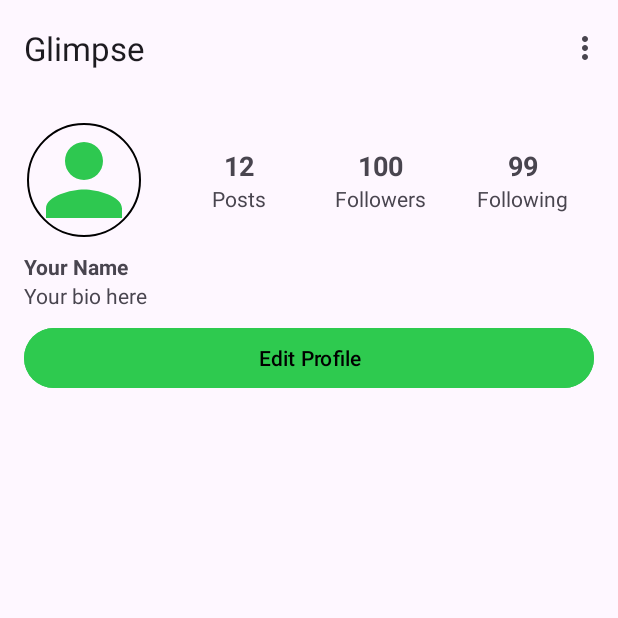
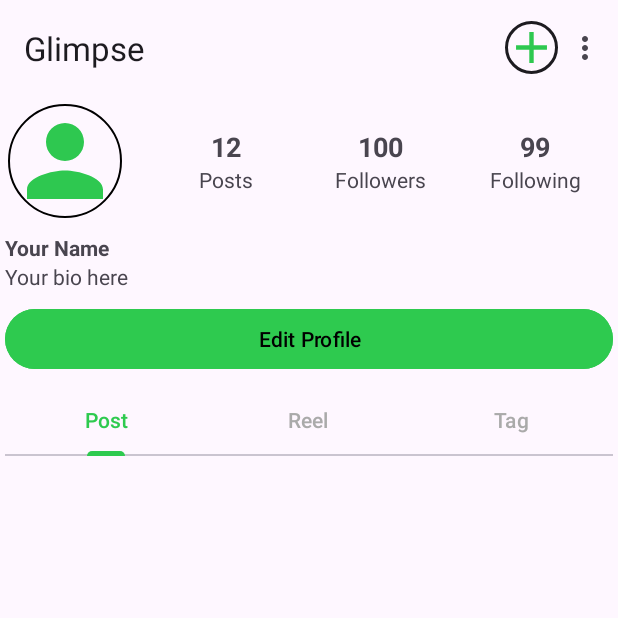
Before and after one commit to sumit519maurya/Insta, an Android app: the fragment profilef shown on its own in the app's theme, on a phone screen of 412 x 824 dp, the top half of it. Run offline under Robolectric (Android 15) with nearby library versions, the phone set to English and light mode, and no system bars; our stand-ins replace CircleImageView, Firebase (no records; nobody signed in at launch, a user with empty details on screens opened directly); 1 statement that could not run was skipped.

Commit message:
profile image

```diff
--- a/app/build.gradle.kts
+++ b/app/build.gradle.kts
@@ -60,6 +60,7 @@ dependencies {
     implementation("androidx.cardview:cardview:1.0.0")
     implementation ("com.github.bumptech.glide:glide:4.16.0")
     implementation ("de.hdodenhof:circleimageview:3.1.0")
+    implementation ("com.github.bumptech.glide:glide:4.16.0")
 
 
     // Testing libraries
--- a/app/src/main/AndroidManifest.xml
+++ b/app/src/main/AndroidManifest.xml
@@ -1,8 +1,8 @@
 <?xml version="1.0" encoding="utf-8"?>
 <manifest xmlns:android="http://schemas.android.com/apk/res/android"
     xmlns:tools="http://schemas.android.com/tools">
-    <uses-permission android:name="android.permission.READ_EXTERNAL_STORAGE"/>
 
+    <uses-permission android:name="android.permission.READ_EXTERNAL_STORAGE" />
 
     <application
         android:allowBackup="true"
@@ -14,6 +14,9 @@
         android:supportsRtl="true"
         android:theme="@style/Theme.Instagram"
         tools:targetApi="31">
+        <activity
+            android:name=".post_page"
+            android:exported="false" />
         <activity
             android:name=".sign_in"
             android:exported="false" />
--- /dev/null
+++ b/app/src/main/java/com/example/instagram/adapeter_profile.kt
@@ -0,0 +1,21 @@
+package com.example.instagram
+
+import androidx.fragment.app.Fragment
+import androidx.fragment.app.FragmentActivity
+import androidx.viewpager2.adapter.FragmentStateAdapter
+
+class adapeter_profile (
+    activity: FragmentActivity
+) : FragmentStateAdapter(activity) {
+
+    override fun getItemCount(): Int = 3
+
+    override fun createFragment(position: Int): Fragment {
+        return when (position) {
+            0 -> post_frag()
+            1 -> reel_frag()
+            2 -> tag_frag()
+            else -> post_frag()
+        }
+    }
+}
--- /dev/null
+++ b/app/src/main/java/com/example/instagram/dataclass.kt
@@ -0,0 +1,5 @@
+package com.example.instagram
+
+data class Post(
+    val post: String = ""
+)
--- /dev/null
+++ b/app/src/main/java/com/example/instagram/post_frag.kt
@@ -0,0 +1,57 @@
+package com.example.instagram
+
+import android.os.Bundle
+import android.view.LayoutInflater
+import android.view.View
+import android.view.ViewGroup
+import androidx.fragment.app.Fragment
+import androidx.recyclerview.widget.GridLayoutManager
+import androidx.recyclerview.widget.RecyclerView
+import com.google.firebase.auth.FirebaseAuth
+import com.google.firebase.firestore.FirebaseFirestore
+
+class post_frag : Fragment() {
+
+    private lateinit var recyclerView: RecyclerView
+    private lateinit var adapter: adapter_pf_post_img
+    private val postList = ArrayList<String>()
+
+    override fun onCreateView(
+        inflater: LayoutInflater, container: ViewGroup?,
+        savedInstanceState: Bundle?
+    ): View? {
+        val view = inflater.inflate(R.layout.fragment_post_frag, container, false)
+
+        recyclerView = view.findViewById(R.id.postRecyclerView)
+        recyclerView.layoutManager = GridLayoutManager(context, 3)
+        adapter = adapter_pf_post_img(postList)
+        recyclerView.adapter = adapter
+
+        loadUserPosts()
+
+        return view
+    }
+
+    private fun loadUserPosts() {
+        val userId = FirebaseAuth.getInstance().currentUser?.uid ?: return
+        val firestore = FirebaseFirestore.getInstance()
+
+        firestore.collection("Posts")
+            .document(userId)
+            .collection("UserPosts")
+            .get()
+            .addOnSuccessListener { result ->
+                postList.clear()
+                for (doc in result) {
+                    val base64Post = doc.getString("post")
+                    if (!base64Post.isNullOrEmpty()) {
+                        postList.add(base64Post)
+                    }
+                }
+                adapter.notifyDataSetChanged()
+            }
+            .addOnFailureListener {
+                // Handle error
+            }
+    }
+}
--- a/app/src/main/java/com/example/instagram/profilef.kt
+++ b/app/src/main/java/com/example/instagram/profilef.kt
@@ -1,5 +1,6 @@
 package com.example.instagram
 
+import android.annotation.SuppressLint
 import android.app.Activity
 import android.content.Intent
 import android.graphics.Bitmap
@@ -15,7 +16,10 @@ import android.widget.ImageView
 import android.widget.TextView
 import androidx.appcompat.app.AppCompatActivity
 import androidx.fragment.app.Fragment
+import androidx.viewpager2.widget.ViewPager2
 import com.google.android.material.appbar.MaterialToolbar
+import com.google.android.material.tabs.TabLayout
+import com.google.android.material.tabs.TabLayoutMediator
 import com.google.firebase.auth.FirebaseAuth
 import com.google.firebase.firestore.FirebaseFirestore
 import java.io.ByteArrayOutputStream
@@ -46,6 +50,26 @@ class profilef : Fragment() {
 
         profileUsername = view.findViewById(R.id.profileUsername)
         profileImageView = view.findViewById(R.id.profileImageView)
+        val addIcon: ImageView = view.findViewById(R.id.addText)
+        val tabLayout = view.findViewById<TabLayout>(R.id.profileTabLayout)
+        val viewPager = view.findViewById<ViewPager2>(R.id.profileViewPager)
+        viewPager.isUserInputEnabled = true
+        viewPager.setNestedScrollingEnabled(false)
+
+
+        val adapter = adapeter_profile(requireActivity()) // Use 'this' if in Activity, or 'requireActivity()' if in Fragment
+        viewPager.adapter = adapter
+
+        val tabTitles = arrayOf("Post", "Reel", "Tag")
+
+        TabLayoutMediator(tabLayout, viewPager) { tab, position ->
+            tab.text = tabTitles[position]
+        }.attach()
+
+        addIcon.setOnClickListener {
+            val intent = Intent(requireContext(), post_page::class.java)
+            startActivity(intent)
+        }
 
         profileImageView.setOnClickListener {
             openGallery()
@@ -61,6 +85,8 @@ class profilef : Fragment() {
         return view
     }
 
+
+    @SuppressLint("SetTextI18n")
     private fun fetchUserName(userId: String) {
         firestore.collection("users").document(userId).get()
             .addOnSuccessListener { document ->
@@ -130,11 +156,13 @@ class profilef : Fragment() {
             .addOnFailureListener { /* Handle error */ }
     }
 
+    @Deprecated("Deprecated in Java")
     override fun onCreateOptionsMenu(menu: Menu, inflater: MenuInflater) {
         inflater.inflate(R.menu.profile_menu, menu)
         super.onCreateOptionsMenu(menu, inflater)
     }
 
+    @Deprecated("Deprecated in Java")
     override fun onOptionsItemSelected(item: MenuItem): Boolean {
         return when (item.itemId) {
             R.id.action_settings -> {
@@ -148,4 +176,5 @@ class profilef : Fragment() {
             else -> super.onOptionsItemSelected(item)
         }
     }
+
 }
--- /dev/null
+++ b/app/src/main/res/drawable/baseline_add_24.xml
@@ -0,0 +1,5 @@
+<vector xmlns:android="http://schemas.android.com/apk/res/android" android:height="24dp" android:tint="#2EC850" android:viewportHeight="24" android:viewportWidth="24" android:width="24dp">
+
+    <path android:fillColor="@android:color/white" android:pathData="M19,13h-6v6h-2v-6H5v-2h6V5h2v6h6v2z"/>
+
+</vector>
--- /dev/null
+++ b/app/src/main/res/layout/fragment_post_frag.xml
@@ -0,0 +1,15 @@
+<?xml version="1.0" encoding="utf-8"?>
+<FrameLayout xmlns:android="http://schemas.android.com/apk/res/android"
+    xmlns:tools="http://schemas.android.com/tools"
+    android:layout_width="match_parent"
+    android:layout_height="match_parent"
+    tools:context=".post_frag">
+
+    <androidx.recyclerview.widget.RecyclerView
+        android:id="@+id/postRecyclerView"
+        android:layout_width="match_parent"
+        android:layout_height="match_parent"
+        android:padding="2dp"
+        android:clipToPadding="false" />
+
+</FrameLayout>
--- a/app/src/main/res/layout/fragment_profilef.xml
+++ b/app/src/main/res/layout/fragment_profilef.xml
@@ -4,19 +4,39 @@
     android:layout_width="match_parent"
     android:layout_height="match_parent">
 
-    <!-- Material Toolbar -->
+    <!-- Toolbar -->
+    <RelativeLayout
+        android:layout_width="match_parent"
+        android:layout_height="?attr/actionBarSize">
+
         <com.google.android.material.appbar.MaterialToolbar
             android:id="@+id/profileToolbar"
             android:layout_width="match_parent"
-        android:layout_height="wrap_content"
+            android:layout_height="match_parent"
             android:background="?attr/colorSurface"
-        android:title="Username"
+            android:title="Glimpse"
             android:titleTextColor="@android:color/black"
-        app:menu="@menu/profile_menu"
-        app:layout_scrollFlags="scroll|enterAlways"/>
+            app:menu="@menu/profile_menu" />
 
-    <!-- Main content -->
-    <ScrollView
+        <!-- Add Button -->
+        <de.hdodenhof.circleimageview.CircleImageView
+            android:id="@+id/addText"
+            android:layout_width="35dp"
+            android:layout_height="35dp"
+            android:layout_alignParentEnd="true"
+            android:layout_centerVertical="true"
+            android:layout_marginEnd="40dp"
+            android:src="@drawable/baseline_add_24"
+            android:contentDescription="Add icon"
+            android:background="?attr/selectableItemBackgroundBorderless"
+            android:scaleType="centerCrop"
+            app:civ_border_width="2dp"
+            app:civ_border_color="?android:textColorPrimary" />
+    </RelativeLayout>
+
+    <!-- Scrollable Content -->
+    <androidx.core.widget.NestedScrollView
+        android:id="@+id/scrollView2"
         android:layout_width="match_parent"
         android:layout_height="match_parent"
         android:layout_marginTop="?attr/actionBarSize"
@@ -26,14 +46,14 @@
             android:layout_width="match_parent"
             android:layout_height="wrap_content"
             android:orientation="vertical"
-            android:padding="16dp">
+            android:padding="3dp">
 
-            <!-- Top Profile Info -->
+            <!-- Profile Info Section -->
             <LinearLayout
                 android:layout_width="match_parent"
                 android:layout_height="wrap_content"
-                android:orientation="horizontal"
-                android:gravity="center_vertical">
+                android:gravity="center_vertical"
+                android:orientation="horizontal">
 
                 <!-- Profile Image -->
                 <de.hdodenhof.circleimageview.CircleImageView
@@ -41,13 +61,12 @@
                     android:layout_width="80dp"
                     android:layout_height="80dp"
                     android:layout_marginEnd="16dp"
+                    android:padding="2dp"
                     android:src="@drawable/baseline_person_24"
-                    android:padding="2dp"
-                    app:civ_border_width="1dp"
-                    app:civ_border_color="@android:color/black" />
+                    app:civ_border_color="@android:color/black"
+                    app:civ_border_width="1dp" />
 
-
-                <!-- Stats -->
+                <!-- Stats Section -->
                 <LinearLayout
                     android:layout_width="match_parent"
                     android:layout_height="wrap_content"
@@ -59,111 +78,130 @@
                         android:layout_width="0dp"
                         android:layout_height="wrap_content"
                         android:layout_weight="1"
-                        android:orientation="vertical"
-                        android:gravity="center">
+                        android:gravity="center"
+                        android:orientation="vertical">
 
                         <TextView
                             android:id="@+id/postsCount"
+                            android:layout_width="wrap_content"
+                            android:layout_height="wrap_content"
                             android:text="12"
-                            android:textStyle="bold"
                             android:textSize="18sp"
-                            android:layout_width="wrap_content"
-                            android:layout_height="wrap_content"/>
+                            android:textStyle="bold" />
 
                         <TextView
-                            android:text="Posts"
                             android:layout_width="wrap_content"
-                            android:layout_height="wrap_content" />
+                            android:layout_height="wrap_content"
+                            android:text="Posts" />
                     </LinearLayout>
 
                     <LinearLayout
                         android:layout_width="0dp"
                         android:layout_height="wrap_content"
                         android:layout_weight="1"
-                        android:orientation="vertical"
-                        android:gravity="center">
+                        android:gravity="center"
+                        android:orientation="vertical">
 
                         <TextView
                             android:id="@+id/followersCount"
+                            android:layout_width="wrap_content"
+                            android:layout_height="wrap_content"
                             android:text="100"
-                            android:textStyle="bold"
                             android:textSize="18sp"
-                            android:layout_width="wrap_content"
-                            android:layout_height="wrap_content"/>
+                            android:textStyle="bold" />
 
                         <TextView
-                            android:text="Followers"
                             android:layout_width="wrap_content"
-                            android:layout_height="wrap_content" />
+                            android:layout_height="wrap_content"
+                            android:text="Followers" />
                     </LinearLayout>
 
                     <LinearLayout
                         android:layout_width="0dp"
                         android:layout_height="wrap_content"
                         android:layout_weight="1"
-                        android:orientation="vertical"
-                        android:gravity="center">
+                        android:gravity="center"
+                        android:orientation="vertical">
 
                         <TextView
                             android:id="@+id/followingCount"
+                            android:layout_width="wrap_content"
+                            android:layout_height="wrap_content"
                             android:text="99"
-                            android:textStyle="bold"
                             android:textSize="18sp"
-                            android:layout_width="wrap_content"
-                            android:layout_height="wrap_content"/>
+                            android:textStyle="bold" />
 
                         <TextView
-                            android:text="Following"
                             android:layout_width="wrap_content"
-                            android:layout_height="wrap_content" />
+                            android:layout_height="wrap_content"
+                            android:text="Following" />
+                    </LinearLayout>
                 </LinearLayout>
             </LinearLayout>
 
-
-            </LinearLayout>
-
-            <!-- Username + Bio -->
+            <!-- Username and Bio -->
             <TextView
                 android:id="@+id/profileUsername"
-                android:layout_marginTop="8dp"
                 android:layout_width="wrap_content"
                 android:layout_height="wrap_content"
+                android:layout_marginTop="8dp"
                 android:text="Your Name"
-                android:textStyle="bold"/>
+                android:textStyle="bold" />
 
             <TextView
                 android:id="@+id/profileBio"
                 android:layout_width="wrap_content"
                 android:layout_height="wrap_content"
-                android:text="Your bio here"/>
+                android:text="Your bio here" />
 
             <!-- Edit Profile Button -->
             <Button
                 android:id="@+id/editProfileButton"
                 android:layout_width="match_parent"
                 android:layout_height="wrap_content"
-                android:text="Edit Profile"
                 android:layout_marginTop="8dp"
                 android:backgroundTint="@color/green"
+                android:text="Edit Profile"
                 android:textColor="@android:color/black" />
-        </LinearLayout>
-    </ScrollView>
 
-    <!-- Tabs -->
-    <LinearLayout
-        android:id="@+id/linearLayout"
+            <!-- TabLayout for Tabs -->
+            <com.google.android.material.tabs.TabLayout
+                android:id="@+id/profileTabLayout"
                 android:layout_width="match_parent"
                 android:layout_height="wrap_content"
-        android:layout_alignParentBottom="true"
-        android:gravity="bottom"
-        android:orientation="vertical">
+                android:layout_marginTop="6dp"
+                app:tabGravity="fill"
+                app:tabIndicatorColor="@color/green"
+                app:tabMode="fixed"
+                app:tabSelectedTextColor="@color/green"
+                app:tabTextColor="@android:color/darker_gray">
 
+                <com.google.android.material.tabs.TabItem
+                    android:id="@+id/post"
+                    android:layout_width="wrap_content"
+                    android:layout_height="wrap_content"
+                    android:text="Post" />
+
+                <com.google.android.material.tabs.TabItem
+                    android:id="@+id/reel"
+                    android:layout_width="wrap_content"
+                    android:layout_height="wrap_content"
+                    android:text="Reel" />
+
+                <com.google.android.material.tabs.TabItem
+                    android:id="@+id/tag"
+                    android:layout_width="wrap_content"
+                    android:layout_height="wrap_content"
+                    android:text="Tag" />
+            </com.google.android.material.tabs.TabLayout>
+
+            <!-- ViewPager2 (Swipe between tabs) -->
             <androidx.viewpager2.widget.ViewPager2
                 android:id="@+id/profileViewPager"
                 android:layout_width="match_parent"
-            android:layout_height="match_parent" />
+                android:layout_height="wrap_content"
+                android:layout_marginBottom="10dp"
+                android:orientation="horizontal" />
         </LinearLayout>
-
-
-
+    </androidx.core.widget.NestedScrollView>
 </androidx.coordinatorlayout.widget.CoordinatorLayout>
```
Also changed, not shown: app/src/main/java/com/example/instagram/adapter_pf_post_img.kt (added, +32 -0 lines), app/src/main/java/com/example/instagram/post_page.kt (added, +137 -0 lines), app/src/main/java/com/example/instagram/reel_frag.kt (added, +59 -0 lines), app/src/main/java/com/example/instagram/tag_frag.kt (added, +59 -0 lines), app/src/main/res/layout/activity_post_page.xml (added, +125 -0 lines), app/src/main/res/layout/fragment_reel_frag.xml (added, +14 -0 lines), app/src/main/res/layout/fragment_tag_frag.xml (added, +14 -0 lines), app/src/main/res/layout/profile_postimg.xml (added, +16 -0 lines). Lines whose indentation alone changed are shown as unchanged.
